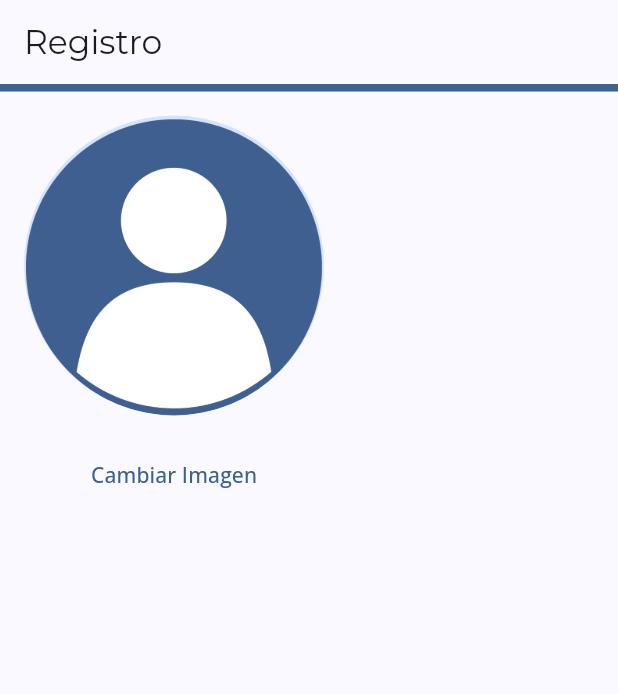
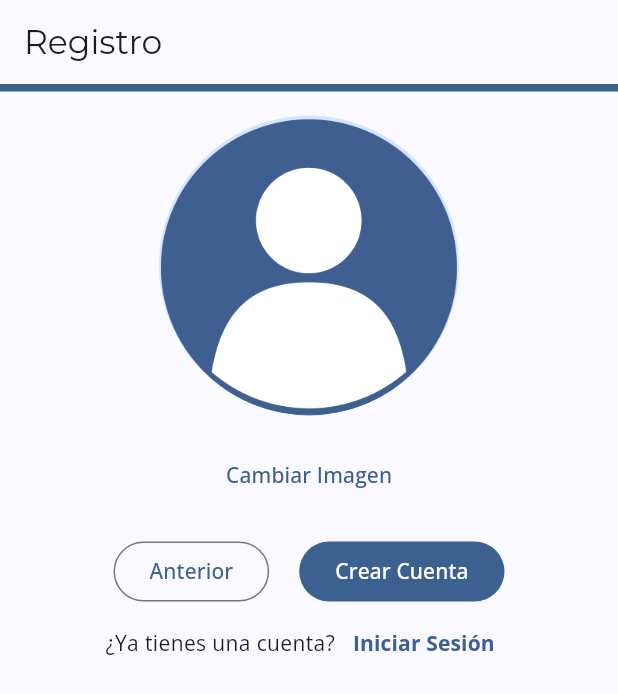
Before and after one commit to RazFernandez/club_steam_app, a Flutter app: the screen it shows after launch, after a tap on "Crear Cuenta", after a tap on "Siguiente", on a phone screen of 412 x 824 dp. Shown: the top 694 px of the screen. Run offline on Flutter 3.47's test engine with Material 3 defaults, Android fonts, the phone set to English and light mode, and no system bars; our stand-ins replace cloud_firestore, firebase_auth, firebase_core, firebase_crashlytics, fluttertoast, google_fonts and 1 more; accounts and stored records are empty.

Commit message:
Pre new registration UI

```diff
--- a/lib/controllers/auth_controller.dart
+++ b/lib/controllers/auth_controller.dart
@@ -1,6 +1,6 @@
 import 'package:firebase_auth/firebase_auth.dart';
 
-//import 'package:club_steam_app/views/home.dart';
+// This class handles the authentication of the user in the app
 
 class AuthController {
   final FirebaseAuth _auth = FirebaseAuth.instance;
--- a/lib/main.dart
+++ b/lib/main.dart
@@ -1,7 +1,7 @@
 import 'package:club_steam_app/views/login_workflow/login.dart';
 import 'package:club_steam_app/views/home.dart';
 import 'package:club_steam_app/views/login_workflow/registration_email/profileImage.dart';
-import 'package:club_steam_app/views/login_workflow/registration_email/register.dart';
+import 'package:club_steam_app/views/login_workflow/registration_email/register_view.dart';
 import 'package:flutter/material.dart';
 import 'utils/util.dart';
 import 'utils/theme.dart';
--- a/lib/services/Firestores_DB/userQueries.dart
+++ b/lib/services/Firestores_DB/userQueries.dart
@@ -1,5 +1,8 @@
 import 'package:cloud_firestore/cloud_firestore.dart';
 import 'package:club_steam_app/models/user_model.dart';
+
+// This class contains the queries to the Firestore database for the user
+// collection
 
 class UserQueries {
   // Initialize Cloud Firestore and get a reference to the service
--- a/lib/views/login_workflow/login.dart
+++ b/lib/views/login_workflow/login.dart
@@ -1,6 +1,6 @@
 import 'package:flutter/material.dart';
 import 'package:club_steam_app/widgets/Forms/loginForms.dart';
-import 'package:club_steam_app/views/login_workflow/registration_email/register.dart';
+import 'package:club_steam_app/views/login_workflow/registration_email/register_view.dart';
 import 'package:club_steam_app/widgets/Buttons/redirectTextButton.dart';
 
 class LoginView extends StatefulWidget {
--- a/lib/views/login_workflow/registration_email/register.dart
+++ b/lib/views/login_workflow/registration_email/register_view.dart
@@ -25,6 +25,7 @@ class _RegisterViewState extends State<RegisterView> {
         title: Text('Registro'),
       ),
       body: ChangeNotifierProvider(
+        // Create the provider and set the steps in the LinearProgressBarProvider
         create: (context) => LinearProgressBarProvider(2),
         child: Column(
           crossAxisAlignment: CrossAxisAlignment.stretch,
@@ -41,6 +42,7 @@ class _RegisterViewState extends State<RegisterView> {
                   child: IndexedStack(
                     index: indexView,
                     children: <Widget>[
+                      // Register Form View
                       Column(
                         children: [
                           RegisterForm(),
@@ -66,6 +68,7 @@ class _RegisterViewState extends State<RegisterView> {
                           ),
                           Row(
                             mainAxisAlignment: MainAxisAlignment.center,
+                            crossAxisAlignment: CrossAxisAlignment.center,
                             children: [
                               RedirectTextButton(
                                 navigationMode: 1,
@@ -78,8 +81,51 @@ class _RegisterViewState extends State<RegisterView> {
                           ),
                         ],
                       ),
-                      Editableavatarimageprofile(),
-                      SizedBox(height: 16),
+                      // Profile Image View
+                      Column(
+                        mainAxisAlignment: MainAxisAlignment.center,
+                        children: [
+                          Editableavatarimageprofile(),
+                          SizedBox(height: 16),
+                          Builder(builder: (context) {
+                            return Row(
+                              mainAxisAlignment: MainAxisAlignment.center,
+                              children: [
+                                OutlinedButton(
+                                  onPressed: () {
+                                    // Call the decrementStep method from the LinearProgressBar
+                                    Provider.of<LinearProgressBarProvider>(
+                                            context,
+                                            listen: false)
+                                        .decrementStep();
+
+                                    setState(() {
+                                      indexView = 0;
+                                    });
+                                  },
+                                  child: Text("Anterior"),
+                                ),
+                                SizedBox(width: 20),
+                                FilledButton(
+                                    onPressed: () {},
+                                    child: Text("Crear Cuenta"))
+                              ],
+                            );
+                          }),
+                          Row(
+                            mainAxisAlignment: MainAxisAlignment.center,
+                            children: [
+                              RedirectTextButton(
+                                navigationMode: 1,
+                                labelText: "¿Ya tienes una cuenta?",
+                                context: context,
+                                targetView: LoginView(),
+                                buttonText: "Iniciar Sesión",
+                              ),
+                            ],
+                          )
+                        ],
+                      )
                     ],
                   ),
                 ),
```
Also changed, not shown: lib/providers/linearProgressBar_provider.dart (+7 -0 lines).
